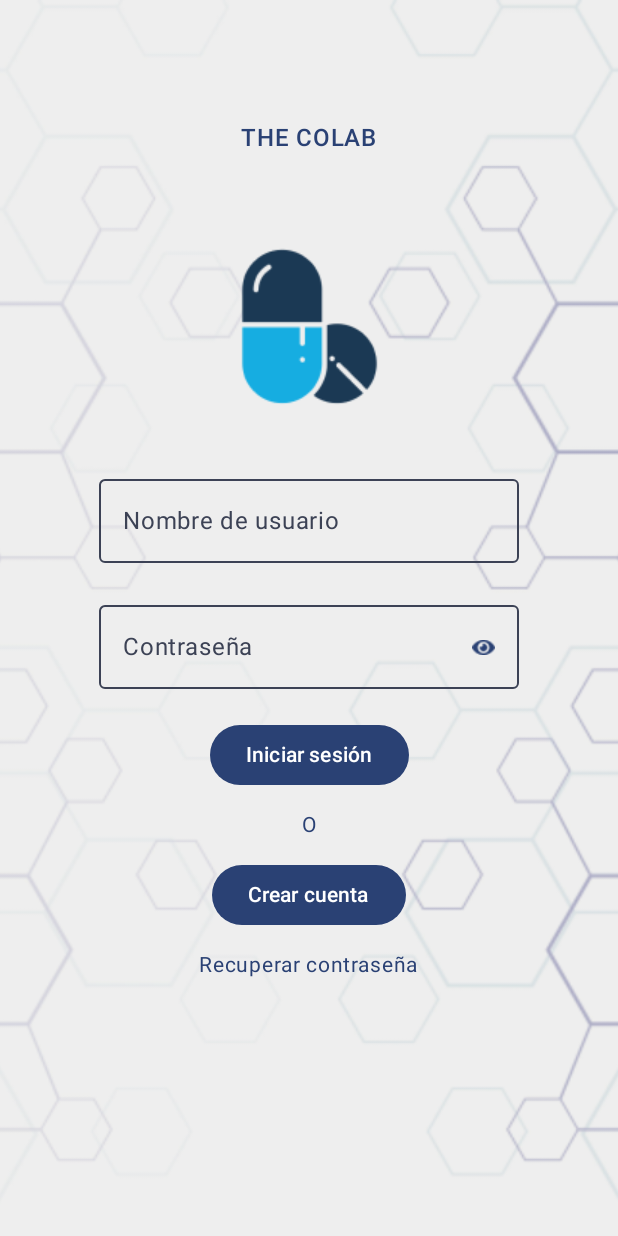
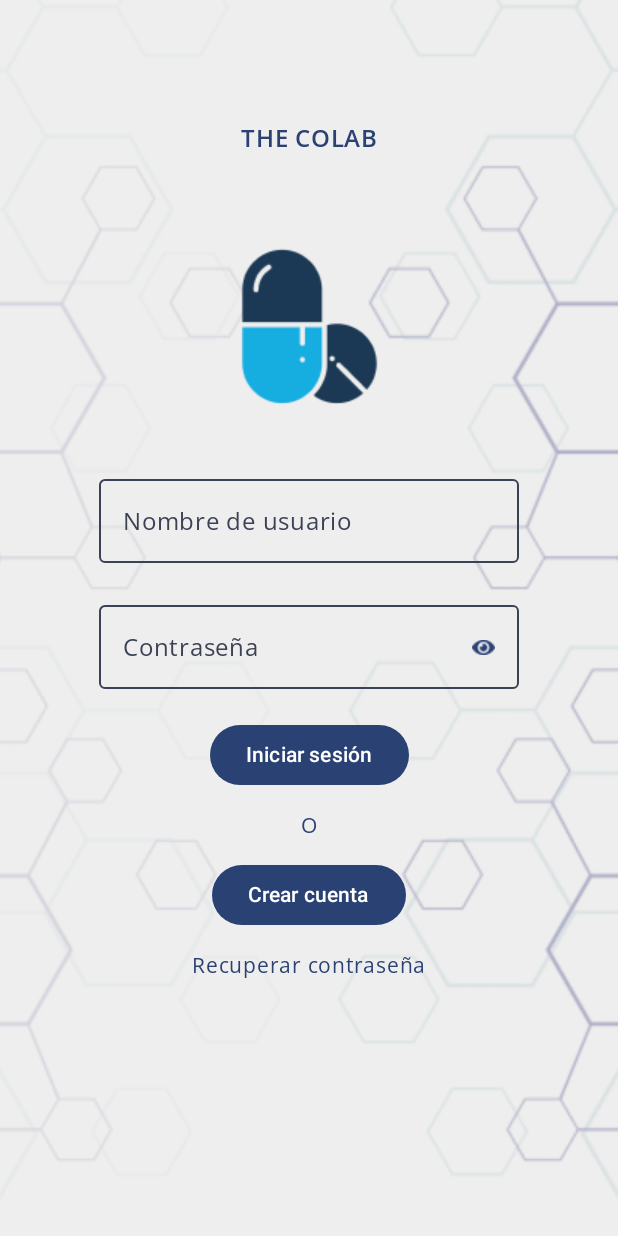
Before and after one commit to nataliesantiagou/the-colab-mobile, an Android app built with Jetpack Compose: the screen it shows after launch (MainActivity), on a phone screen of 412 x 824 dp. Run offline under Robolectric (Android 15) with nearby library versions, the light colour scheme and no system bars.

Commit message:
Font Open Sans

```diff
--- a/app/src/main/java/com/ux/thecolab/ui/theme/Type.kt
+++ b/app/src/main/java/com/ux/thecolab/ui/theme/Type.kt
@@ -2,14 +2,63 @@ package com.ux.thecolab.ui.theme
 
 import androidx.compose.material3.Typography
 import androidx.compose.ui.text.TextStyle
+import androidx.compose.ui.text.font.Font
 import androidx.compose.ui.text.font.FontFamily
 import androidx.compose.ui.text.font.FontWeight
 import androidx.compose.ui.unit.sp
+import com.ux.thecolab.R
+
+
+val openSansFontFamily = FontFamily(
+    fonts = listOf(
+        Font(
+            resId = R.font.opensans_light,
+            weight = FontWeight.W300
+        ),
+        Font(
+            resId = R.font.opensans_lightitalic,
+            weight = FontWeight.W300
+        ),
+        Font(
+            resId = R.font.opensans_regular,
+            weight = FontWeight.W400
+        ),
+        Font(
+            resId = R.font.opensans_medium,
+            weight = FontWeight.W500
+        ),
+        Font(
+            resId = R.font.opensans_semibold,
+            weight = FontWeight.W600
+        ),
+        Font(
+            resId = R.font.opensans_semibolditalic,
+            weight = FontWeight.W600
+        ),
+        Font(
+            resId = R.font.opensans_bold,
+            weight = FontWeight.W700
+        ),
+        Font(
+            resId = R.font.opensans_bolditalic,
+            weight = FontWeight.W700
+        ),
+        Font(
+            resId = R.font.opensans_extrabold,
+            weight = FontWeight.W800
+        ),
+        Font(
+            resId = R.font.opensans_extrabolditalic,
+            weight = FontWeight.W800
+        )
+
+    )
+)
 
 // Set of Material typography styles to start with
 val Typography = Typography(
     bodyLarge = TextStyle(
-        fontFamily = FontFamily.Default,
+        fontFamily = openSansFontFamily,
         fontWeight = FontWeight.Normal,
         fontSize = 16.sp,
         lineHeight = 24.sp,
```
Also changed, not shown: app/src/main/res/font/opensans_bold.ttf (added), app/src/main/res/font/opensans_bolditalic.ttf (added), app/src/main/res/font/opensans_extrabold.ttf (added), app/src/main/res/font/opensans_extrabolditalic.ttf (added), app/src/main/res/font/opensans_italic.ttf (added), app/src/main/res/font/opensans_light.ttf (added), app/src/main/res/font/opensans_lightitalic.ttf (added), app/src/main/res/font/opensans_medium.ttf (added), app/src/main/res/font/opensans_mediumitalic.ttf (added), app/src/main/res/font/opensans_regular.ttf (added), app/src/main/res/font/opensans_semibold.ttf (added), app/src/main/res/font/opensans_semibolditalic.ttf (added).
